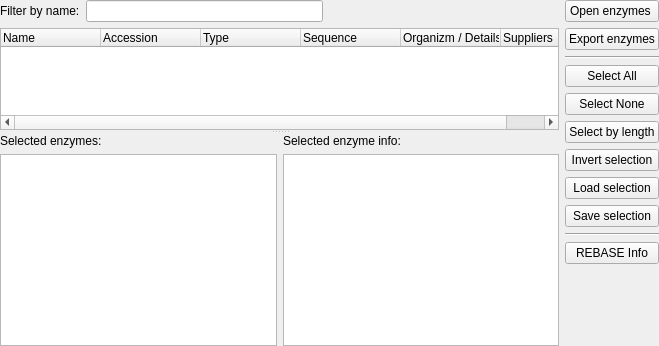
Old version of the form src/plugins/enzymes/src/EnzymesSelectorWidget.ui in the repository ugeneunipro/ugene.
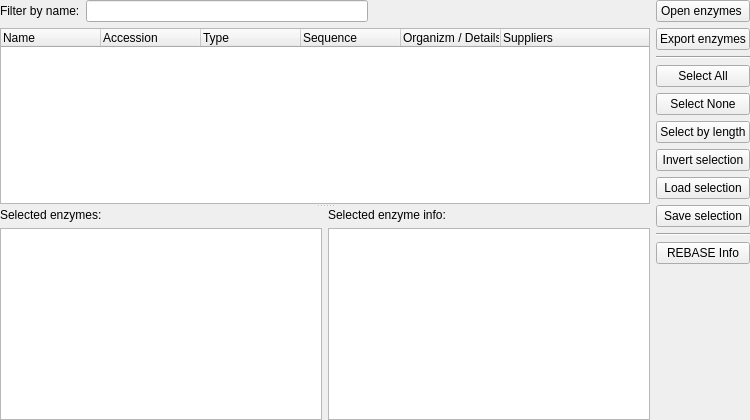
New version of the form.

```diff
--- a/src/plugins/enzymes/src/EnzymesSelectorWidget.ui
+++ b/src/plugins/enzymes/src/EnzymesSelectorWidget.ui
@@ -6,8 +6,8 @@
    <rect>
     <x>0</x>
     <y>0</y>
-    <width>659</width>
-    <height>346</height>
+    <width>750</width>
+    <height>420</height>
    </rect>
   </property>
   <property name="sizePolicy">
```
